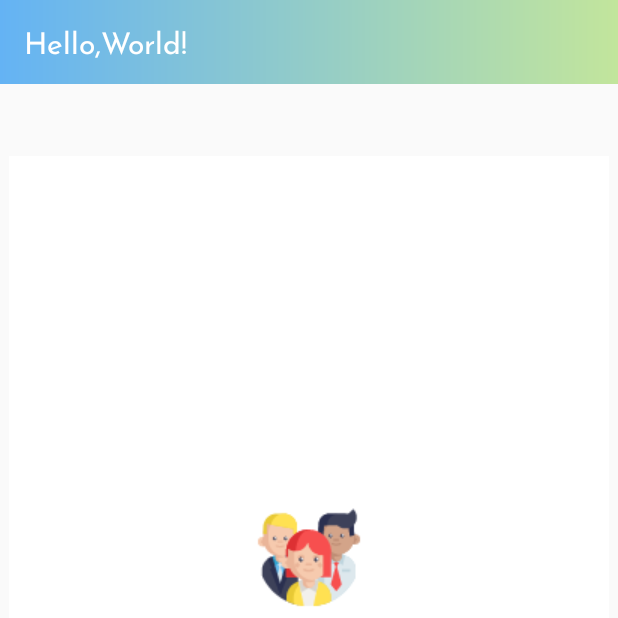
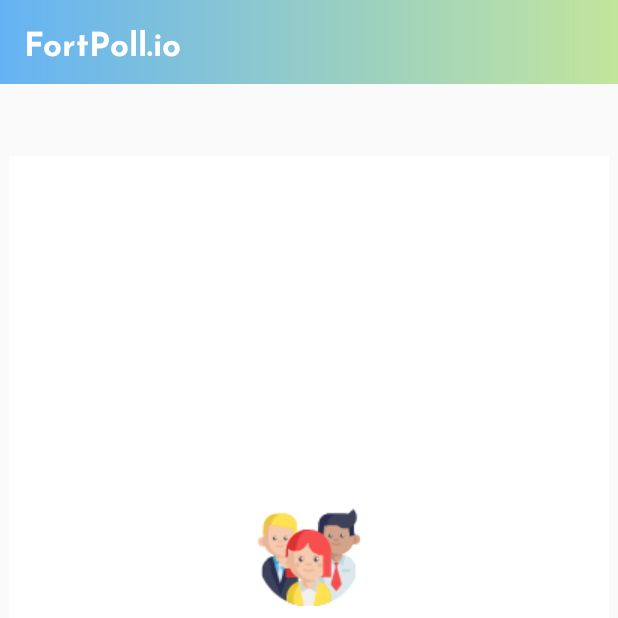
Before and after one commit to CheddarChoi/FortPoll.io, an Android app: the Tab_3_before_facerecognition screen opened directly, with no data from a screen before it, on a phone screen of 412 x 824 dp, the top half of it. Run offline under Robolectric (Android 15) with nearby library versions, the phone set to English and light mode, and no system bars; our stand-ins replace RxJava; pictures from the network do not load; Roboto replaces fonts that are not available here.

Commit message:
last commit

```diff
--- a/app/src/main/java/com/example/fake_book/MyService.java
+++ b/app/src/main/java/com/example/fake_book/MyService.java
@@ -34,6 +34,16 @@ public interface MyService {
     @FormUrlEncoded
     Observable<String> editContact (@Field("phoneNumber") String phoneNumber, @Field("photoPaths") String photoPaths);
 
+    @POST("delete")
+    @FormUrlEncoded
+    Call<String> deleteContact(@Field("phoneNumber") String phoneNumber);
+
+    @POST("editContact")
+    @FormUrlEncoded
+    Observable<String> editContact (@Field("name") String name,
+                                    @Field("phoneNumber") String phoneNumber,
+                                    @Field("email") String email);
+
     @Multipart
     @POST("upload")
     Call<ResponseBody> addNewImage (@Part MultipartBody.Part image);
--- a/app/src/main/java/com/example/fake_book/Tab_3/Tab_3_before_facerecognition.java
+++ b/app/src/main/java/com/example/fake_book/Tab_3/Tab_3_before_facerecognition.java
@@ -194,7 +194,6 @@ public class Tab_3_before_facerecognition extends AppCompatActivity {
                 .subscribe(new Consumer<String>() {
                     @Override
                     public void accept(String response) throws Exception {
-                        Toast.makeText(Tab_3_before_facerecognition.this, "" + response, Toast.LENGTH_SHORT).show();
                     }
                 })
         );
--- a/app/src/main/java/com/example/fake_book/Tab_3/Tab_3_facerecognition.java
+++ b/app/src/main/java/com/example/fake_book/Tab_3/Tab_3_facerecognition.java
@@ -118,8 +118,8 @@ public class Tab_3_facerecognition extends AppCompatActivity {
             return;
         }
 
-        STROKE_WIDTH = bm.getWidth()/300;
-        TEXT_SIZE = bm.getWidth()/30;
+        STROKE_WIDTH = bm.getWidth()/200;
+        TEXT_SIZE = bm.getWidth()/20;
 
         //Paints
         myRectPaint = new Paint();
--- a/app/src/main/res/values/strings.xml
+++ b/app/src/main/res/values/strings.xml
@@ -1,6 +1,6 @@
 <resources>
-    <string name="app_name">Hello,World!</string>
+    <string name="app_name">FortPoll.io</string>
     <string name="facebook_app_key">2274674602649435</string>
-    <string name="app_explanation">Say hello to the computer world with this amazing application</string>
+    <string name="app_explanation">Albumise your memories with your friends with Machine Learning!</string>
     <string name="logout">LOGOUT</string>
 </resources>
--- a/app/src/main/res/values/styles.xml
+++ b/app/src/main/res/values/styles.xml
@@ -7,6 +7,8 @@
         <item name="colorPrimaryDark">@color/colorPrimaryDark</item>
         <item name="colorAccent">@color/colorAccent</item>
         <item name="android:fontFamily">@font/josefin_sans</item>
+        <item name="android:actionBarStyle">@style/MyTheme.ActionBar</item>
+        <item name="actionBarStyle">@style/MyTheme.ActionBar</item>
     </style>
 
     <!-- application theme with no actionBar -->
@@ -19,4 +21,13 @@
         <item name="windowNoTitle">true</item>
     </style>
 
+    <style name="MyTheme.ActionBar" parent="Widget.AppCompat.ActionBar.Solid">
+        <item name="titleTextStyle">@style/MyTheme.ActionBar.TitleTextStyle</item>
+    </style>
+
+    <style name="MyTheme.ActionBar.TitleTextStyle" parent="TextAppearance.AppCompat">
+        <item name="android:fontFamily">@font/josefin_sans_bold</item>
+        <item name="android:textSize">22sp</item>
+    </style>
+
 </resources>
```
Also changed, not shown: app/src/main/java/com/example/fake_book/Tab_1/PhonebookEdit.java (+36 -0 lines), app/src/main/java/com/example/fake_book/Tab_1/Tab_1.java (+21 -0 lines).
